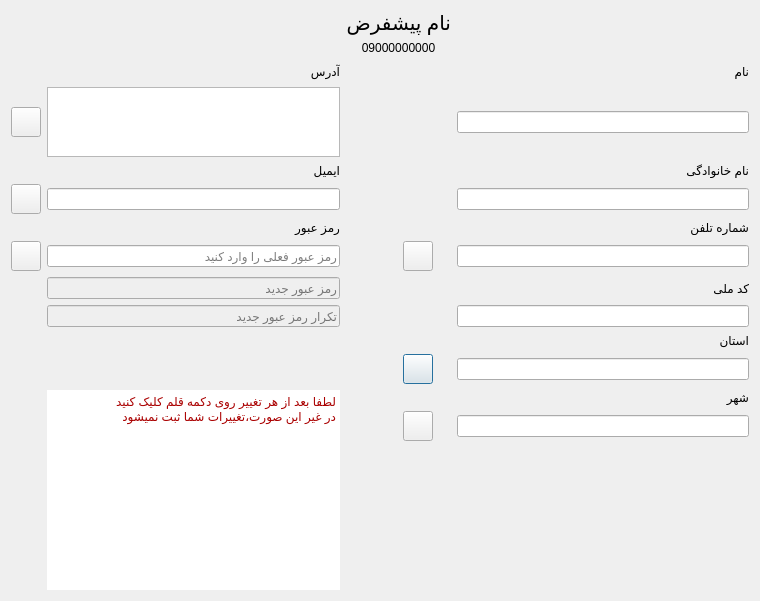
Qt form profiledialog.ui (Alireza8hi/Project-DigiKala) before a commit.
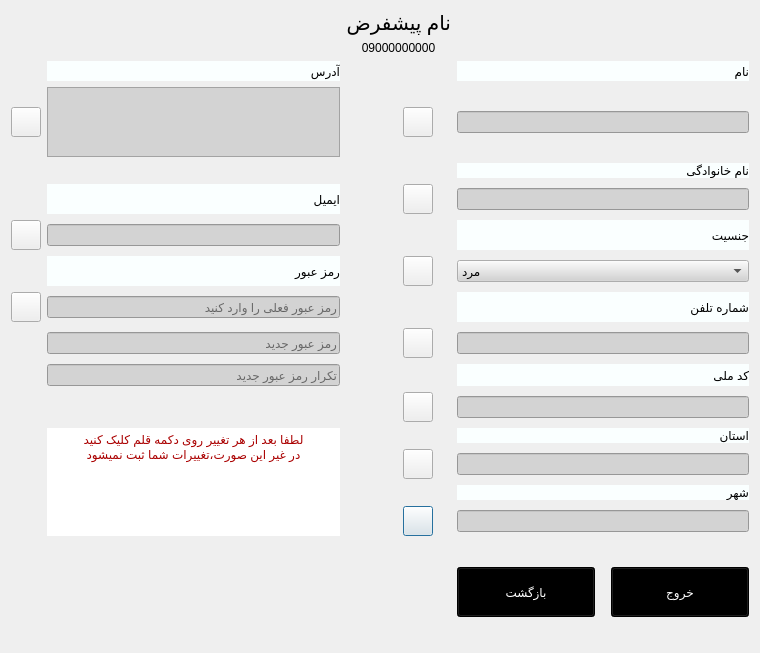
The same form after that commit. Icons and pictures are not drawn.

```diff
--- a/profiledialog.ui
+++ b/profiledialog.ui
@@ -13,78 +13,82 @@
   <property name="windowTitle">
    <string>Dialog</string>
   </property>
+  <property name="styleSheet">
+   <string notr="true">border-image: url(:/Pics/Pics/modern-white-background-free-vector.webp);</string>
+  </property>
   <layout class="QGridLayout" name="gridLayout">
-   <item row="4" column="4">
-    <widget class="QLineEdit" name="FullNameLe">
-     <property name="enabled">
-      <bool>true</bool>
+   <item row="15" column="4">
+    <widget class="QLineEdit" name="StateLe">
+     <property name="styleSheet">
+      <string notr="true">color: rgb(0, 0, 0);
+border-image: url(:/Pics/Pics/NoBack.png);
+background-color: rgb(211,211,211);</string>
      </property>
      <property name="readOnly">
       <bool>true</bool>
      </property>
     </widget>
    </item>
-   <item row="4" column="1">
-    <widget class="QTextEdit" name="AddressTe">
-     <property name="minimumSize">
-      <size>
-       <width>0</width>
-       <height>70</height>
-      </size>
-     </property>
-     <property name="maximumSize">
-      <size>
-       <width>16777215</width>
-       <height>70</height>
-      </size>
-     </property>
-     <property name="readOnly">
-      <bool>true</bool>
-     </property>
-    </widget>
+   <item row="17" column="3">
+    <layout class="QHBoxLayout" name="horizontalLayout_3">
+     <item>
+      <spacer name="horizontalSpacer_5">
+       <property name="orientation">
+        <enum>Qt::Horizontal</enum>
+       </property>
+       <property name="sizeType">
+        <enum>QSizePolicy::Preferred</enum>
+       </property>
+       <property name="sizeHint" stdset="0">
+        <size>
+         <width>40</width>
+         <height>20</height>
+        </size>
+       </property>
+      </spacer>
+     </item>
+     <item>
+      <widget class="QPushButton" name="EditCityBtn">
+       <property name="minimumSize">
+        <size>
+         <width>30</width>
+         <height>30</height>
+        </size>
+       </property>
+       <property name="maximumSize">
+        <size>
+         <width>30</width>
+         <height>30</height>
+        </size>
+       </property>
+       <property name="text">
+        <string/>
+       </property>
+       <property name="icon">
+        <iconset resource="icons.qrc">
+         <normaloff>:/Icons/Icons/edit-icon-png-24.png</normaloff>:/Icons/Icons/edit-icon-png-24.png</iconset>
+       </property>
+      </widget>
+     </item>
+    </layout>
    </item>
-   <item row="0" column="4">
-    <spacer name="horizontalSpacer">
-     <property name="orientation">
-      <enum>Qt::Horizontal</enum>
+   <item row="0" column="3">
+    <widget class="QLabel" name="WelcomeNameLbl">
+     <property name="font">
+      <font>
+       <pointsize>15</pointsize>
+      </font>
      </property>
-     <property name="sizeHint" stdset="0">
-      <size>
-       <width>40</width>
-       <height>20</height>
-      </size>
+     <property name="styleSheet">
+      <string notr="true">color: rgb(0, 0, 0);
+border-image: url(:/Pics/Pics/NoBack.png);</string>
      </property>
-    </spacer>
-   </item>
-   <item row="14" column="4">
-    <widget class="QLabel" name="CityLbl">
      <property name="text">
-      <string>شهر</string>
+      <string>نام پیشفرض</string>
      </property>
     </widget>
    </item>
-   <item row="9" column="4">
-    <widget class="QLineEdit" name="PhoneLe">
-     <property name="readOnly">
-      <bool>true</bool>
-     </property>
-    </widget>
-   </item>
-   <item row="6" column="1">
-    <widget class="QLineEdit" name="EmailLe">
-     <property name="readOnly">
-      <bool>true</bool>
-     </property>
-    </widget>
-   </item>
-   <item row="5" column="1">
-    <widget class="QLabel" name="EmailLbl">
-     <property name="text">
-      <string>ایمیل</string>
-     </property>
-    </widget>
-   </item>
-   <item row="13" column="3">
+   <item row="15" column="3">
     <layout class="QHBoxLayout" name="horizontalLayout">
      <property name="spacing">
       <number>0</number>
@@ -133,197 +137,24 @@
      </item>
     </layout>
    </item>
-   <item row="4" column="0">
-    <widget class="QPushButton" name="EditAddressBtn">
-     <property name="sizePolicy">
-      <sizepolicy hsizetype="Minimum" vsizetype="Preferred">
-       <horstretch>0</horstretch>
-       <verstretch>0</verstretch>
-      </sizepolicy>
+   <item row="12" column="1">
+    <widget class="QLineEdit" name="NewPassConLe">
+     <property name="enabled">
+      <bool>false</bool>
      </property>
-     <property name="minimumSize">
-      <size>
-       <width>30</width>
-       <height>30</height>
-      </size>
-     </property>
-     <property name="maximumSize">
-      <size>
-       <width>30</width>
-       <height>30</height>
-      </size>
+     <property name="styleSheet">
+      <string notr="true">color: rgb(0, 0, 0);
+border-image: url(:/Pics/Pics/NoBack.png);
+background-color: rgb(211,211,211);</string>
      </property>
      <property name="text">
       <string/>
      </property>
-     <property name="icon">
-      <iconset resource="icons.qrc">
-       <normaloff>:/Icons/Icons/edit-icon-png-24.png</normaloff>:/Icons/Icons/edit-icon-png-24.png</iconset>
-     </property>
-    </widget>
-   </item>
-   <item row="15" column="4">
-    <widget class="QLineEdit" name="CityLe">
      <property name="readOnly">
-      <bool>true</bool>
+      <bool>false</bool>
      </property>
-    </widget>
-   </item>
-   <item row="9" column="3">
-    <layout class="QHBoxLayout" name="horizontalLayout_2">
-     <item>
-      <spacer name="horizontalSpacer_4">
-       <property name="orientation">
-        <enum>Qt::Horizontal</enum>
-       </property>
-       <property name="sizeType">
-        <enum>QSizePolicy::Preferred</enum>
-       </property>
-       <property name="sizeHint" stdset="0">
-        <size>
-         <width>40</width>
-         <height>20</height>
-        </size>
-       </property>
-      </spacer>
-     </item>
-     <item>
-      <widget class="QPushButton" name="EditPhoneBtn">
-       <property name="minimumSize">
-        <size>
-         <width>30</width>
-         <height>30</height>
-        </size>
-       </property>
-       <property name="maximumSize">
-        <size>
-         <width>30</width>
-         <height>30</height>
-        </size>
-       </property>
-       <property name="text">
-        <string/>
-       </property>
-       <property name="icon">
-        <iconset resource="icons.qrc">
-         <normaloff>:/Icons/Icons/edit-icon-png-24.png</normaloff>:/Icons/Icons/edit-icon-png-24.png</iconset>
-       </property>
-      </widget>
-     </item>
-    </layout>
-   </item>
-   <item row="8" column="4">
-    <widget class="QLabel" name="PhoneLbl_2">
-     <property name="text">
-      <string>شماره تلفن</string>
-     </property>
-    </widget>
-   </item>
-   <item row="10" column="4">
-    <widget class="QLabel" name="NationalCodeLbl">
-     <property name="text">
-      <string>کد ملی</string>
-     </property>
-    </widget>
-   </item>
-   <item row="0" column="3">
-    <widget class="QLabel" name="WelcomeNameLbl">
-     <property name="font">
-      <font>
-       <pointsize>15</pointsize>
-      </font>
-     </property>
-     <property name="text">
-      <string>نام پیشفرض</string>
-     </property>
-    </widget>
-   </item>
-   <item row="0" column="1">
-    <spacer name="horizontalSpacer_2">
-     <property name="orientation">
-      <enum>Qt::Horizontal</enum>
-     </property>
-     <property name="sizeHint" stdset="0">
-      <size>
-       <width>40</width>
-       <height>20</height>
-      </size>
-     </property>
-    </spacer>
-   </item>
-   <item row="15" column="3">
-    <layout class="QHBoxLayout" name="horizontalLayout_3">
-     <item>
-      <spacer name="horizontalSpacer_5">
-       <property name="orientation">
-        <enum>Qt::Horizontal</enum>
-       </property>
-       <property name="sizeType">
-        <enum>QSizePolicy::Preferred</enum>
-       </property>
-       <property name="sizeHint" stdset="0">
-        <size>
-         <width>40</width>
-         <height>20</height>
-        </size>
-       </property>
-      </spacer>
-     </item>
-     <item>
-      <widget class="QPushButton" name="EditCityBtn">
-       <property name="minimumSize">
-        <size>
-         <width>30</width>
-         <height>30</height>
-        </size>
-       </property>
-       <property name="maximumSize">
-        <size>
-         <width>30</width>
-         <height>30</height>
-        </size>
-       </property>
-       <property name="text">
-        <string/>
-       </property>
-       <property name="icon">
-        <iconset resource="icons.qrc">
-         <normaloff>:/Icons/Icons/edit-icon-png-24.png</normaloff>:/Icons/Icons/edit-icon-png-24.png</iconset>
-       </property>
-      </widget>
-     </item>
-    </layout>
-   </item>
-   <item row="1" column="3">
-    <widget class="QLabel" name="PhoneLbl">
-     <property name="text">
-      <string>09000000000</string>
-     </property>
-     <property name="alignment">
-      <set>Qt::AlignCenter</set>
-     </property>
-    </widget>
-   </item>
-   <item row="16" column="3">
-    <spacer name="verticalSpacer_2">
-     <property name="orientation">
-      <enum>Qt::Vertical</enum>
-     </property>
-     <property name="sizeType">
-      <enum>QSizePolicy::Expanding</enum>
-     </property>
-     <property name="sizeHint" stdset="0">
-      <size>
-       <width>20</width>
-       <height>40</height>
-      </size>
-     </property>
-    </spacer>
-   </item>
-   <item row="6" column="4">
-    <widget class="QLineEdit" name="FNameLe">
-     <property name="readOnly">
-      <bool>true</bool>
+     <property name="placeholderText">
+      <string>تکرار رمز عبور جدید</string>
      </property>
     </widget>
    </item>
@@ -347,40 +178,139 @@
        <height>20</height>
       </size>
      </property>
+     <property name="styleSheet">
+      <string notr="true">color: rgb(0, 0, 0);
+border-image: url(:/Pics/Pics/NoBack.png);
+background-color: rgb(250,255,255);</string>
+     </property>
      <property name="text">
       <string>نام</string>
      </property>
     </widget>
    </item>
-   <item row="12" column="4">
+   <item row="11" column="3">
+    <layout class="QHBoxLayout" name="horizontalLayout_2">
+     <item>
+      <spacer name="horizontalSpacer_4">
+       <property name="orientation">
+        <enum>Qt::Horizontal</enum>
+       </property>
+       <property name="sizeType">
+        <enum>QSizePolicy::Preferred</enum>
+       </property>
+       <property name="sizeHint" stdset="0">
+        <size>
+         <width>40</width>
+         <height>20</height>
+        </size>
+       </property>
+      </spacer>
+     </item>
+     <item>
+      <widget class="QPushButton" name="EditPhoneBtn">
+       <property name="minimumSize">
+        <size>
+         <width>30</width>
+         <height>30</height>
+        </size>
+       </property>
+       <property name="maximumSize">
+        <size>
+         <width>30</width>
+         <height>30</height>
+        </size>
+       </property>
+       <property name="text">
+        <string/>
+       </property>
+       <property name="icon">
+        <iconset resource="icons.qrc">
+         <normaloff>:/Icons/Icons/edit-icon-png-24.png</normaloff>:/Icons/Icons/edit-icon-png-24.png</iconset>
+       </property>
+      </widget>
+     </item>
+    </layout>
+   </item>
+   <item row="4" column="1">
+    <widget class="QTextEdit" name="AddressLe">
+     <property name="minimumSize">
+      <size>
+       <width>0</width>
+       <height>70</height>
+      </size>
+     </property>
+     <property name="maximumSize">
+      <size>
+       <width>16777215</width>
+       <height>70</height>
+      </size>
+     </property>
+     <property name="styleSheet">
+      <string notr="true">color: rgb(0, 0, 0);
+border-image: url(:/Pics/Pics/NoBack.png);
+background-color: rgb(211,211,211);</string>
+     </property>
+     <property name="readOnly">
+      <bool>true</bool>
+     </property>
+    </widget>
+   </item>
+   <item row="17" column="4">
+    <widget class="QLineEdit" name="CityLe">
+     <property name="styleSheet">
+      <string notr="true">color: rgb(0, 0, 0);
+border-image: url(:/Pics/Pics/NoBack.png);
+background-color: rgb(211,211,211);</string>
+     </property>
+     <property name="readOnly">
+      <bool>true</bool>
+     </property>
+    </widget>
+   </item>
+   <item row="14" column="4">
     <widget class="QLabel" name="StateLbl">
+     <property name="styleSheet">
+      <string notr="true">color: rgb(0, 0, 0);
+border-image: url(:/Pics/Pics/NoBack.png);
+background-color: rgb(250,255,255);</string>
+     </property>
      <property name="text">
       <string>استان</string>
      </property>
     </widget>
    </item>
-   <item row="13" column="4">
-    <widget class="QLineEdit" name="StateLe">
-     <property name="readOnly">
-      <bool>true</bool>
+   <item row="14" column="1" rowspan="4">
+    <widget class="QTextBrowser" name="textBrowser">
+     <property name="font">
+      <font>
+       <italic>false</italic>
+       <bold>true</bold>
+       <underline>false</underline>
+      </font>
      </property>
-    </widget>
-   </item>
-   <item row="3" column="1">
-    <widget class="QLabel" name="AddressLbl">
-     <property name="text">
-      <string>آدرس</string>
+     <property name="styleSheet">
+      <string notr="true">
+border-image: url(:/Pics/Pics/NoBack.png);
+</string>
      </property>
-    </widget>
-   </item>
-   <item row="5" column="4">
-    <widget class="QLabel" name="FNameLbl">
-     <property name="text">
-      <string>نام خانوادگی</string>
+     <property name="frameShape">
+      <enum>QFrame::NoFrame</enum>
      </property>
+     <property name="frameShadow">
+      <enum>QFrame::Raised</enum>
+     </property>
+     <property name="html">
+      <string>&lt;!DOCTYPE HTML PUBLIC &quot;-//W3C//DTD HTML 4.0//EN&quot; &quot;http://www.w3.org/TR/REC-html40/strict.dtd&quot;&gt;
+&lt;html&gt;&lt;head&gt;&lt;meta name=&quot;qrichtext&quot; content=&quot;1&quot; /&gt;&lt;meta charset=&quot;utf-8&quot; /&gt;&lt;style type=&quot;text/css&quot;&gt;
+p, li { white-space: pre-wrap; }
+&lt;/style&gt;&lt;/head&gt;&lt;body style=&quot; font-family:'Segoe UI'; font-size:9pt; font-weight:700; font-style:normal;&quot;&gt;
+&lt;p align=&quot;center&quot; dir='rtl' style=&quot; margin-top:0px; margin-bottom:0px; margin-left:0px; margin-right:0px; -qt-block-indent:0; text-indent:0px;&quot;&gt;&lt;span style=&quot; font-weight:400; color:#aa0000;&quot;&gt;لطفا بعد از هر تغییر روی دکمه قلم کلیک کنید&lt;/span&gt;&lt;/p&gt;
+&lt;p align=&quot;center&quot; dir='rtl' style=&quot; margin-top:0px; margin-bottom:0px; margin-left:0px; margin-right:0px; -qt-block-indent:0; text-indent:0px;&quot;&gt;&lt;span style=&quot; font-weight:400; color:#aa0000;&quot;&gt;در غیر این صورت،تغییرات شما ثبت نمیشود&lt;/span&gt;&lt;/p&gt;
+&lt;p align=&quot;center&quot; style=&quot;-qt-paragraph-type:empty; margin-top:0px; margin-bottom:0px; margin-left:0px; margin-right:0px; -qt-block-indent:0; text-indent:0px; font-weight:400; color:#aa0000;&quot;&gt;&lt;br /&gt;&lt;/p&gt;&lt;/body&gt;&lt;/html&gt;</string>
+     </property>
     </widget>
    </item>
-   <item row="6" column="0">
+   <item row="8" column="0">
     <widget class="QPushButton" name="EditEmailBtn">
      <property name="sizePolicy">
       <sizepolicy hsizetype="Minimum" vsizetype="Fixed">
@@ -403,25 +333,152 @@
      </property>
     </widget>
    </item>
-   <item row="11" column="4">
-    <widget class="QLineEdit" name="NationalCodeLe">
-     <property name="enabled">
-      <bool>true</bool>
+   <item row="16" column="4">
+    <widget class="QLabel" name="CityLbl">
+     <property name="styleSheet">
+      <string notr="true">color: rgb(0, 0, 0);
+border-image: url(:/Pics/Pics/NoBack.png);
+background-color: rgb(250,255,255);</string>
      </property>
-     <property name="readOnly">
-      <bool>true</bool>
+     <property name="text">
+      <string>شهر</string>
+     </property>
+    </widget>
+   </item>
+   <item row="3" column="1">
+    <widget class="QLabel" name="AddressLbl">
+     <property name="styleSheet">
+      <string notr="true">color: rgb(0, 0, 0);
+border-image: url(:/Pics/Pics/NoBack.png);
+background-color: rgb(250,255,255);</string>
+     </property>
+     <property name="text">
+      <string>آدرس</string>
+     </property>
+    </widget>
+   </item>
+   <item row="13" column="1">
+    <widget class="QLabel" name="WrongPassLbl">
+     <property name="styleSheet">
+      <string notr="true">border-image: url(:/Pics/Pics/NoBack.png);
+</string>
+     </property>
+     <property name="text">
+      <string/>
      </property>
     </widget>
    </item>
    <item row="8" column="1">
+    <widget class="QLineEdit" name="EmailLe">
+     <property name="styleSheet">
+      <string notr="true">color: rgb(0, 0, 0);
+border-image: url(:/Pics/Pics/NoBack.png);
+background-color: rgb(211,211,211);</string>
+     </property>
+     <property name="readOnly">
+      <bool>true</bool>
+     </property>
+    </widget>
+   </item>
+   <item row="7" column="4">
+    <widget class="QLineEdit" name="FNameLe">
+     <property name="styleSheet">
+      <string notr="true">color: rgb(0, 0, 0);
+border-image: url(:/Pics/Pics/NoBack.png);
+background-color: rgb(211,211,211);</string>
+     </property>
+     <property name="readOnly">
+      <bool>true</bool>
+     </property>
+    </widget>
+   </item>
+   <item row="7" column="1">
+    <widget class="QLabel" name="EmailLbl">
+     <property name="styleSheet">
+      <string notr="true">color: rgb(0, 0, 0);
+border-image: url(:/Pics/Pics/NoBack.png);
+background-color: rgb(250,255,255);</string>
+     </property>
+     <property name="text">
+      <string>ایمیل</string>
+     </property>
+    </widget>
+   </item>
+   <item row="0" column="1">
+    <spacer name="horizontalSpacer_2">
+     <property name="orientation">
+      <enum>Qt::Horizontal</enum>
+     </property>
+     <property name="sizeHint" stdset="0">
+      <size>
+       <width>40</width>
+       <height>20</height>
+      </size>
+     </property>
+    </spacer>
+   </item>
+   <item row="9" column="1">
     <widget class="QLabel" name="PassLbl">
+     <property name="styleSheet">
+      <string notr="true">color: rgb(0, 0, 0);
+border-image: url(:/Pics/Pics/NoBack.png);
+background-color: rgb(250,255,255);</string>
+     </property>
      <property name="text">
       <string>رمز عبور</string>
      </property>
     </widget>
    </item>
-   <item row="9" column="1">
+   <item row="9" column="3">
+    <layout class="QHBoxLayout" name="horizontalLayout_6">
+     <item>
+      <spacer name="horizontalSpacer_8">
+       <property name="orientation">
+        <enum>Qt::Horizontal</enum>
+       </property>
+       <property name="sizeType">
+        <enum>QSizePolicy::Preferred</enum>
+       </property>
+       <property name="sizeHint" stdset="0">
+        <size>
+         <width>40</width>
+         <height>20</height>
+        </size>
+       </property>
+      </spacer>
+     </item>
+     <item>
+      <widget class="QPushButton" name="EditSexBtn">
+       <property name="minimumSize">
+        <size>
+         <width>30</width>
+         <height>30</height>
+        </size>
+       </property>
+       <property name="maximumSize">
+        <size>
+         <width>30</width>
+         <height>30</height>
+        </size>
+       </property>
+       <property name="text">
+        <string/>
+       </property>
+       <property name="icon">
+        <iconset resource="icons.qrc">
+         <normaloff>:/Icons/Icons/edit-icon-png-24.png</normaloff>:/Icons/Icons/edit-icon-png-24.png</iconset>
+       </property>
+      </widget>
+     </item>
+    </layout>
+   </item>
+   <item row="10" column="1">
     <widget class="QLineEdit" name="PassLe">
+     <property name="styleSheet">
+      <string notr="true">color: rgb(0, 0, 0);
+border-image: url(:/Pics/Pics/NoBack.png);
+background-color: rgb(211,211,211);</string>
+     </property>
      <property name="text">
       <string/>
      </property>
@@ -436,7 +493,7 @@
      </property>
     </widget>
    </item>
-   <item row="9" column="0">
+   <item row="10" column="0">
     <widget class="QPushButton" name="EditPassBtn">
      <property name="minimumSize">
       <size>
@@ -459,11 +516,282 @@
      </property>
     </widget>
    </item>
-   <item row="10" column="1">
+   <item row="8" column="4">
+    <widget class="QLabel" name="SexLbl">
+     <property name="styleSheet">
+      <string notr="true">color: rgb(0, 0, 0);
+border-image: url(:/Pics/Pics/NoBack.png);
+background-color: rgb(250,255,255);</string>
+     </property>
+     <property name="text">
+      <string>جنسیت</string>
+     </property>
+    </widget>
+   </item>
+   <item row="4" column="4">
+    <widget class="QLineEdit" name="NameLe">
+     <property name="enabled">
+      <bool>true</bool>
+     </property>
+     <property name="styleSheet">
+      <string notr="true">color: rgb(0, 0, 0);
+border-image: url(:/Pics/Pics/NoBack.png);
+background-color: rgb(211,211,211);</string>
+     </property>
+     <property name="readOnly">
+      <bool>true</bool>
+     </property>
+    </widget>
+   </item>
+   <item row="10" column="4">
+    <widget class="QLabel" name="PhoneLbl_2">
+     <property name="styleSheet">
+      <string notr="true">color: rgb(0, 0, 0);
+border-image: url(:/Pics/Pics/NoBack.png);
+background-color: rgb(250,255,255);</string>
+     </property>
+     <property name="text">
+      <string>شماره تلفن</string>
+     </property>
+    </widget>
+   </item>
+   <item row="5" column="4">
+    <widget class="QLabel" name="FNameLbl">
+     <property name="styleSheet">
+      <string notr="true">color: rgb(0, 0, 0);
+border-image: url(:/Pics/Pics/NoBack.png);
+background-color: rgb(250,255,255);</string>
+     </property>
+     <property name="text">
+      <string>نام خانوادگی</string>
+     </property>
+    </widget>
+   </item>
+   <item row="1" column="3">
+    <widget class="QLabel" name="PhoneLbl">
+     <property name="styleSheet">
+      <string notr="true">color: rgb(0, 0, 0);
+border-image: url(:/Pics/Pics/NoBack.png);</string>
+     </property>
+     <property name="text">
+      <string>09000000000</string>
+     </property>
+     <property name="alignment">
+      <set>Qt::AlignCenter</set>
+     </property>
+    </widget>
+   </item>
+   <item row="12" column="4">
+    <widget class="QLabel" name="NationalCodeLbl">
+     <property name="styleSheet">
+      <string notr="true">color: rgb(0, 0, 0);
+border-image: url(:/Pics/Pics/NoBack.png);
+background-color: rgb(250,255,255);</string>
+     </property>
+     <property name="text">
+      <string>کد ملی</string>
+     </property>
+    </widget>
+   </item>
+   <item row="4" column="3">
+    <layout class="QHBoxLayout" name="horizontalLayout_5">
+     <item>
+      <spacer name="horizontalSpacer_6">
+       <property name="orientation">
+        <enum>Qt::Horizontal</enum>
+       </property>
+       <property name="sizeType">
+        <enum>QSizePolicy::Preferred</enum>
+       </property>
+       <property name="sizeHint" stdset="0">
+        <size>
+         <width>40</width>
+         <height>20</height>
+        </size>
+       </property>
+      </spacer>
+     </item>
+     <item>
+      <widget class="QPushButton" name="EditNameBtn">
+       <property name="minimumSize">
+        <size>
+         <width>30</width>
+         <height>30</height>
+        </size>
+       </property>
+       <property name="maximumSize">
+        <size>
+         <width>30</width>
+         <height>30</height>
+        </size>
+       </property>
+       <property name="text">
+        <string/>
+       </property>
+       <property name="icon">
+        <iconset resource="icons.qrc">
+         <normaloff>:/Icons/Icons/edit-icon-png-24.png</normaloff>:/Icons/Icons/edit-icon-png-24.png</iconset>
+       </property>
+      </widget>
+     </item>
+    </layout>
+   </item>
+   <item row="9" column="4">
+    <widget class="QComboBox" name="SexCombo">
+     <property name="enabled">
+      <bool>false</bool>
+     </property>
+     <property name="styleSheet">
+      <string notr="true">color: rgb(0, 0, 0);
+border-image: url(:/Pics/Pics/NoBack.png);
+background-color: rgb(211,211,211);</string>
+     </property>
+     <property name="editable">
+      <bool>false</bool>
+     </property>
+     <item>
+      <property name="text">
+       <string>مرد</string>
+      </property>
+     </item>
+     <item>
+      <property name="text">
+       <string>زن</string>
+      </property>
+     </item>
+     <item>
+      <property name="text">
+       <string>مایل به گفتن نیستم</string>
+      </property>
+     </item>
+    </widget>
+   </item>
+   <item row="13" column="3">
+    <layout class="QHBoxLayout" name="horizontalLayout_7">
+     <item>
+      <spacer name="horizontalSpacer_9">
+       <property name="orientation">
+        <enum>Qt::Horizontal</enum>
+       </property>
+       <property name="sizeType">
+        <enum>QSizePolicy::Preferred</enum>
+       </property>
+       <property name="sizeHint" stdset="0">
+        <size>
+         <width>40</width>
+         <height>20</height>
+        </size>
+       </property>
+      </spacer>
+     </item>
+     <item>
+      <widget class="QPushButton" name="EditNationalCodeBtn">
+       <property name="minimumSize">
+        <size>
+         <width>30</width>
+         <height>30</height>
+        </size>
+       </property>
+       <property name="maximumSize">
+        <size>
+         <width>30</width>
+         <height>30</height>
+        </size>
+       </property>
+       <property name="text">
+        <string/>
+       </property>
+       <property name="icon">
+        <iconset resource="icons.qrc">
+         <normaloff>:/Icons/Icons/edit-icon-png-24.png</normaloff>:/Icons/Icons/edit-icon-png-24.png</iconset>
+       </property>
+      </widget>
+     </item>
+    </layout>
+   </item>
+   <item row="13" column="4">
+    <widget class="QLineEdit" name="NationalCodeLe">
+     <property name="enabled">
+      <bool>true</bool>
+     </property>
+     <property name="styleSheet">
+      <string notr="true">color: rgb(0, 0, 0);
+border-image: url(:/Pics/Pics/NoBack.png);
+background-color: rgb(211,211,211);</string>
+     </property>
+     <property name="readOnly">
+      <bool>true</bool>
+     </property>
+    </widget>
+   </item>
+   <item row="4" column="0">
+    <widget class="QPushButton" name="EditAddressBtn">
+     <property name="sizePolicy">
+      <sizepolicy hsizetype="Minimum" vsizetype="Preferred">
+       <horstretch>0</horstretch>
+       <verstretch>0</verstretch>
+      </sizepolicy>
+     </property>
+     <property name="minimumSize">
+      <size>
+       <width>30</width>
+       <height>30</height>
+      </size>
+     </property>
+     <property name="maximumSize">
+      <size>
+       <width>30</width>
+       <height>30</height>
+      </size>
+     </property>
+     <property name="text">
+      <string/>
+     </property>
+     <property name="icon">
+      <iconset resource="icons.qrc">
+       <normaloff>:/Icons/Icons/edit-icon-png-24.png</normaloff>:/Icons/Icons/edit-icon-png-24.png</iconset>
+     </property>
+    </widget>
+   </item>
+   <item row="18" column="3">
+    <spacer name="verticalSpacer">
+     <property name="orientation">
+      <enum>Qt::Vertical</enum>
+     </property>
+     <property name="sizeType">
+      <enum>QSizePolicy::Minimum</enum>
+     </property>
+     <property name="sizeHint" stdset="0">
+      <size>
+       <width>20</width>
+       <height>100</height>
+      </size>
+     </property>
+    </spacer>
+   </item>
+   <item row="0" column="4">
+    <spacer name="horizontalSpacer">
+     <property name="orientation">
+      <enum>Qt::Horizontal</enum>
+     </property>
+     <property name="sizeHint" stdset="0">
+      <size>
+       <width>40</width>
+       <height>20</height>
+      </size>
+     </property>
+    </spacer>
+   </item>
+   <item row="11" column="1">
     <widget class="QLineEdit" name="NewPassLe">
      <property name="enabled">
       <bool>false</bool>
      </property>
+     <property name="styleSheet">
+      <string notr="true">color: rgb(0, 0, 0);
+border-image: url(:/Pics/Pics/NoBack.png);
+background-color: rgb(211,211,211);</string>
+     </property>
      <property name="text">
       <string/>
      </property>
@@ -475,51 +803,117 @@
      </property>
     </widget>
    </item>
-   <item row="11" column="1">
-    <widget class="QLineEdit" name="NewPassConLe">
-     <property name="enabled">
-      <bool>false</bool>
-     </property>
-     <property name="text">
-      <string/>
-     </property>
-     <property name="readOnly">
-      <bool>false</bool>
-     </property>
-     <property name="placeholderText">
-      <string>تکرار رمز عبور جدید</string>
-     </property>
-    </widget>
+   <item row="7" column="3">
+    <layout class="QHBoxLayout" name="horizontalLayout_4">
+     <item>
+      <spacer name="horizontalSpacer_7">
+       <property name="orientation">
+        <enum>Qt::Horizontal</enum>
+       </property>
+       <property name="sizeType">
+        <enum>QSizePolicy::Preferred</enum>
+       </property>
+       <property name="sizeHint" stdset="0">
+        <size>
+         <width>40</width>
+         <height>20</height>
+        </size>
+       </property>
+      </spacer>
+     </item>
+     <item>
+      <widget class="QPushButton" name="EditFNameBtn">
+       <property name="minimumSize">
+        <size>
+         <width>30</width>
+         <height>30</height>
+        </size>
+       </property>
+       <property name="maximumSize">
+        <size>
+         <width>30</width>
+         <height>30</height>
+        </size>
+       </property>
+       <property name="text">
+        <string/>
+       </property>
+       <property name="icon">
+        <iconset resource="icons.qrc">
+         <normaloff>:/Icons/Icons/edit-icon-png-24.png</normaloff>:/Icons/Icons/edit-icon-png-24.png</iconset>
+       </property>
+      </widget>
+     </item>
+    </layout>
    </item>
-   <item row="14" column="1" rowspan="3">
-    <widget class="QTextBrowser" name="textBrowser">
-     <property name="frameShape">
-      <enum>QFrame::NoFrame</enum>
-     </property>
-     <property name="frameShadow">
-      <enum>QFrame::Plain</enum>
-     </property>
-     <property name="html">
-      <string>&lt;!DOCTYPE HTML PUBLIC &quot;-//W3C//DTD HTML 4.0//EN&quot; &quot;http://www.w3.org/TR/REC-html40/strict.dtd&quot;&gt;
-&lt;html&gt;&lt;head&gt;&lt;meta name=&quot;qrichtext&quot; content=&quot;1&quot; /&gt;&lt;meta charset=&quot;utf-8&quot; /&gt;&lt;style type=&quot;text/css&quot;&gt;
-p, li { white-space: pre-wrap; }
-&lt;/style&gt;&lt;/head&gt;&lt;body style=&quot; font-family:'Segoe UI'; font-size:9pt; font-weight:400; font-style:normal;&quot;&gt;
-&lt;p dir='rtl' style=&quot; margin-top:0px; margin-bottom:0px; margin-left:0px; margin-right:0px; -qt-block-indent:0; text-indent:0px;&quot;&gt;&lt;span style=&quot; color:#aa0000;&quot;&gt;لطفا بعد از هر تغییر روی دکمه قلم کلیک کنید&lt;/span&gt;&lt;/p&gt;
-&lt;p align=&quot;right&quot; dir='rtl' style=&quot; margin-top:0px; margin-bottom:0px; margin-left:0px; margin-right:0px; -qt-block-indent:0; text-indent:0px;&quot;&gt;&lt;span style=&quot; color:#aa0000;&quot;&gt;در غیر این صورت،تغییرات شما ثبت نمیشود&lt;/span&gt;&lt;/p&gt;
-&lt;p align=&quot;right&quot; style=&quot;-qt-paragraph-type:empty; margin-top:0px; margin-bottom:0px; margin-left:0px; margin-right:0px; -qt-block-indent:0; text-indent:0px; color:#aa0000;&quot;&gt;&lt;br /&gt;&lt;/p&gt;&lt;/body&gt;&lt;/html&gt;</string>
-     </property>
-    </widget>
-   </item>
-   <item row="12" column="1">
-    <widget class="QLabel" name="WrongPassLbl">
+   <item row="11" column="4">
+    <widget class="QLineEdit" name="PhoneLe">
      <property name="styleSheet">
-      <string notr="true">color: rgb(170, 0, 0);</string>
+      <string notr="true">color: rgb(0, 0, 0);
+border-image: url(:/Pics/Pics/NoBack.png);
+background-color: rgb(211,211,211);</string>
      </property>
-     <property name="text">
-      <string/>
+     <property name="readOnly">
+      <bool>true</bool>
      </property>
     </widget>
    </item>
+   <item row="18" column="4">
+    <layout class="QHBoxLayout" name="horizontalLayout_9">
+     <item>
+      <widget class="QPushButton" name="ReturnBtn">
+       <property name="maximumSize">
+        <size>
+         <width>16777215</width>
+         <height>50</height>
+        </size>
+       </property>
+       <property name="styleSheet">
+        <string notr="true">color: rgb(255, 255, 255);
+border-image: url(:/Pics/Pics/NoBack.png);
+background-color: rgb(0, 0, 0);</string>
+       </property>
+       <property name="text">
+        <string>بازگشت</string>
+       </property>
+      </widget>
+     </item>
+     <item>
+      <spacer name="horizontalSpacer_10">
+       <property name="orientation">
+        <enum>Qt::Horizontal</enum>
+       </property>
+       <property name="sizeType">
+        <enum>QSizePolicy::Fixed</enum>
+       </property>
+       <property name="sizeHint" stdset="0">
+        <size>
+         <width>10</width>
+         <height>20</height>
+        </size>
+       </property>
+      </spacer>
+     </item>
+     <item>
+      <widget class="QPushButton" name="ExitBtn">
+       <property name="maximumSize">
+        <size>
+         <width>16777215</width>
+         <height>50</height>
+        </size>
+       </property>
+       <property name="styleSheet">
+        <string notr="true">color: rgb(255, 255, 255);
+border-image: url(:/Pics/Pics/NoBack.png);
+background-color: rgb(0, 0, 0);</string>
+       </property>
+       <property name="text">
+        <string>خروج</string>
+       </property>
+      </widget>
+     </item>
+    </layout>
+   </item>
   </layout>
  </widget>
  <resources>
```
Left out of the diff: 35 changed lines with no effect on the pictures.
